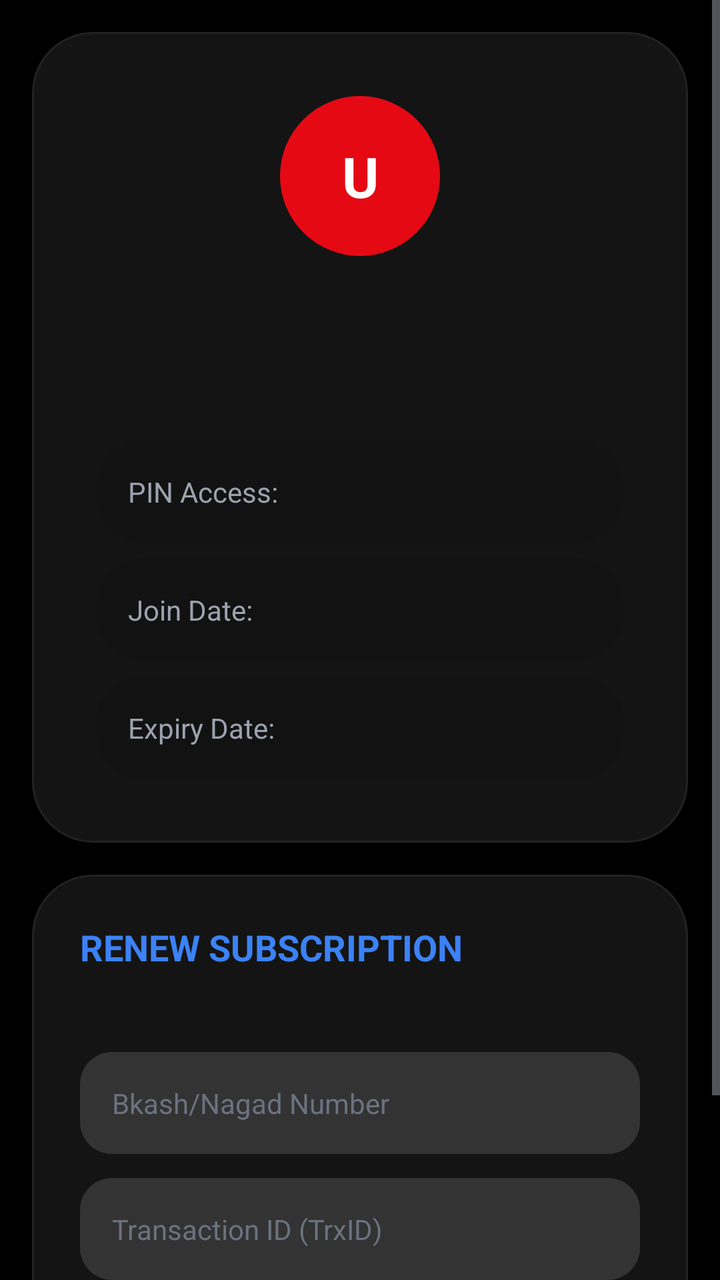
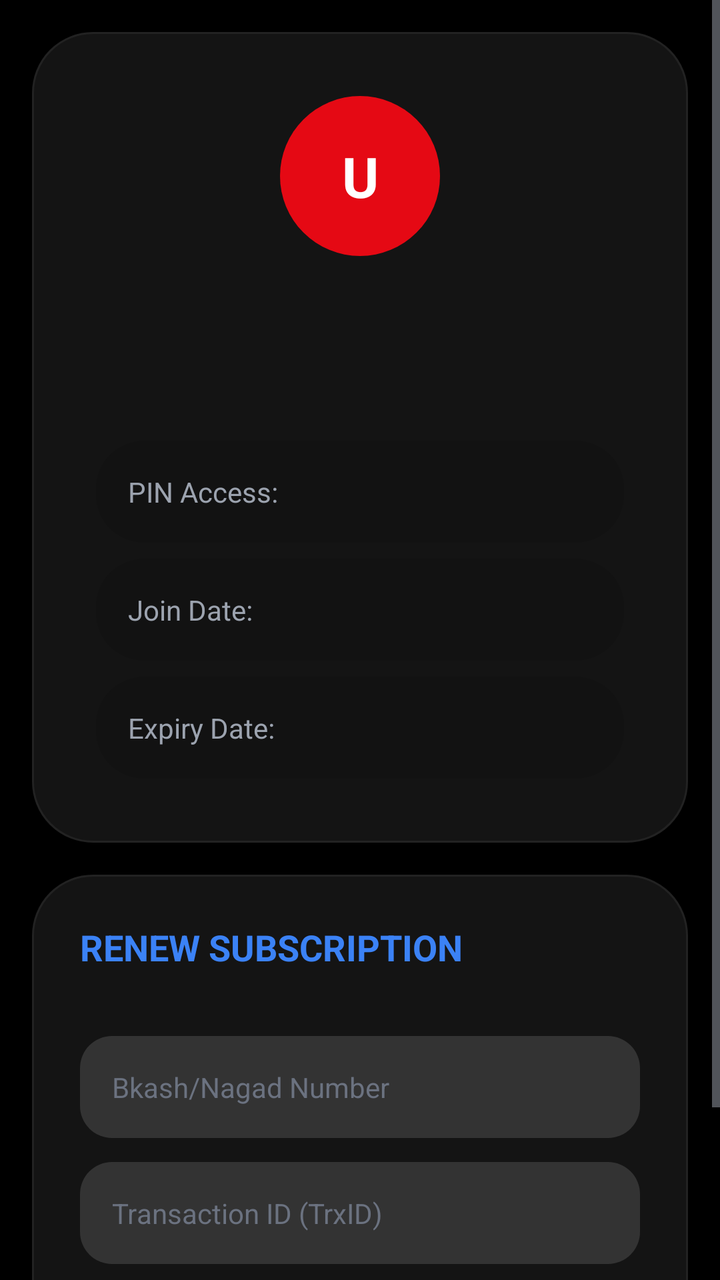

Compare the two renders of this Android layout. The source of the first and the diff that turns it into the second are given below.
<!-- AndroidManifest.xml: application theme AppTheme -->
<!-- res/layout/fragment_profile.xml -->
<?xml version="1.0" encoding="utf-8"?>
<ScrollView xmlns:android="http://schemas.android.com/apk/res/android"
    android:layout_width="match_parent"
    android:layout_height="match_parent"
    android:background="@color/bg_black"
    android:fillViewport="true">

    <LinearLayout
        android:layout_width="match_parent"
        android:layout_height="wrap_content"
        android:orientation="vertical"
        android:padding="16dp"
        android:maxWidth="540dp"
        android:layout_gravity="center_horizontal">

        
        <LinearLayout
            android:layout_width="match_parent"
            android:layout_height="wrap_content"
            android:orientation="vertical"
            android:background="@drawable/bg_card"
            android:padding="32dp"
            android:gravity="center">

            
            <FrameLayout
                android:layout_width="80dp"
                android:layout_height="80dp"
                android:layout_marginBottom="16dp">
                <View
                    android:layout_width="match_parent"
                    android:layout_height="match_parent"
                    android:background="@drawable/bg_avatar" />
                <TextView
                    android:id="@+id/tvAvatarLetter"
                    android:layout_width="match_parent"
                    android:layout_height="match_parent"
                    android:text="U"
                    android:textSize="28sp"
                    android:textStyle="bold"
                    android:textColor="@color/text_primary"
                    android:gravity="center" />
            </FrameLayout>

            <TextView
                android:id="@+id/tvProfileName"
                android:layout_width="wrap_content"
                android:layout_height="wrap_content"
                android:textSize="22sp"
                android:textStyle="bold"
                android:textColor="@color/text_primary" />

            <TextView
                android:id="@+id/tvProfileEmail"
                android:layout_width="wrap_content"
                android:layout_height="wrap_content"
                android:textSize="@dimen/text_md"
                android:textColor="@color/text_hint"
                android:layout_marginTop="4dp" />

            
            <LinearLayout
                android:layout_width="match_parent"
                android:layout_height="wrap_content"
                android:orientation="vertical"
                android:layout_marginTop="24dp">

                
                <LinearLayout
                    android:layout_width="match_parent"
                    android:layout_height="wrap_content"
                    android:background="@drawable/bg_info_row"
                    android:padding="16dp"
                    android:layout_marginBottom="8dp">
                    <TextView android:layout_width="0dp" android:layout_weight="1" android:layout_height="wrap_content"
                        android:text="@string/label_pin_access" android:textColor="@color/text_secondary" android:textSize="@dimen/text_md" />
                    <TextView android:id="@+id/tvProfilePin" android:layout_width="wrap_content" android:layout_height="wrap_content"
                        android:textColor="@color/primary" android:textStyle="bold" android:textSize="@dimen/text_md" />
                </LinearLayout>

                
                <LinearLayout
                    android:layout_width="match_parent"
                    android:layout_height="wrap_content"
                    android:background="@drawable/bg_info_row"
                    android:padding="16dp"
                    android:layout_marginBottom="8dp">
                    <TextView android:layout_width="0dp" android:layout_weight="1" android:layout_height="wrap_content"
                        android:text="@string/label_join_date" android:textColor="@color/text_secondary" android:textSize="@dimen/text_md" />
                    <TextView android:id="@+id/tvProfileStart" android:layout_width="wrap_content" android:layout_height="wrap_content"
                        android:textColor="@color/accent_green" android:textStyle="bold" android:textSize="@dimen/text_md" />
                </LinearLayout>

                
                <LinearLayout
                    android:layout_width="match_parent"
                    android:layout_height="wrap_content"
                    android:background="@drawable/bg_info_row"
                    android:padding="16dp">
                    <TextView android:layout_width="0dp" android:layout_weight="1" android:layout_height="wrap_content"
                        android:text="@string/label_expiry_date" android:textColor="@color/text_secondary" android:textSize="@dimen/text_md" />
                    <TextView android:id="@+id/tvProfileExpiry" android:layout_width="wrap_content" android:layout_height="wrap_content"
                        android:textColor="@color/status_expired" android:textStyle="bold" android:textSize="@dimen/text_md" />
                </LinearLayout>
            </LinearLayout>
        </LinearLayout>

        
        <LinearLayout
            android:layout_width="match_parent"
            android:layout_height="wrap_content"
            android:orientation="vertical"
            android:background="@drawable/bg_card"
            android:padding="24dp"
            android:layout_marginTop="16dp">

            <TextView
                android:layout_width="wrap_content"
                android:layout_height="wrap_content"
                android:text="@string/renew_title"
                android:textSize="18sp"
                android:textStyle="bold"
                android:textColor="@color/accent_blue" />

            <TextView
                android:id="@+id/tvMonthlyPrice"
                android:layout_width="wrap_content"
                android:layout_height="wrap_content"
                android:textSize="@dimen/text_sm"
                android:textColor="@color/text_hint"
                android:layout_marginTop="4dp"
                android:layout_marginBottom="20dp" />

            <EditText
                android:id="@+id/etPayNumber"
                style="@style/InputField"
                android:layout_width="match_parent"
                android:layout_height="wrap_content"
                android:hint="@string/hint_bkash_nagad"
                android:inputType="phone"
                android:focusable="true"
                android:focusableInTouchMode="true" />

            <EditText
                android:id="@+id/etPayTrx"
                style="@style/InputField"
                android:layout_width="match_parent"
                android:layout_height="wrap_content"
                android:layout_marginTop="12dp"
                android:hint="@string/hint_trx_id"
                android:inputType="text"
                android:focusable="true"
                android:focusableInTouchMode="true" />

            <Button
                android:id="@+id/btnSubmitPayment"
                android:layout_width="match_parent"
                android:layout_height="52dp"
                android:layout_marginTop="16dp"
                android:text="@string/btn_submit_request"
                android:textColor="@color/text_primary"
                android:textStyle="bold"
                android:background="@drawable/bg_btn_primary"
                android:focusable="true" />
        </LinearLayout>
    </LinearLayout>
</ScrollView>
<!-- resources referenced by this layout -->
<resources>
  <color name="accent_blue">#3B82F6</color>
  <color name="accent_green">#10B981</color>
  <color name="bg_black">#000000</color>
  <color name="primary">#E50914</color>
  <color name="status_expired">#EF4444</color>
  <color name="text_hint">#6B7280</color>
  <color name="text_primary">#FFFFFF</color>
  <color name="text_secondary">#9CA3AF</color>
  <dimen name="text_md">14sp</dimen>
  <dimen name="text_sm">12sp</dimen>
  <!-- drawable bg_avatar (drawable) -->
  <?xml version="1.0" encoding="utf-8"?>
  <shape xmlns:android="http://schemas.android.com/apk/res/android" android:shape="oval">
      <solid android:color="@color/primary" />
      <size android:width="80dp" android:height="80dp" />
  </shape>
  <!-- drawable bg_btn_primary (drawable) -->
  <?xml version="1.0" encoding="utf-8"?>
  <shape xmlns:android="http://schemas.android.com/apk/res/android" android:shape="rectangle">
      <solid android:color="@color/primary" />
      <corners android:radius="@dimen/corner_md" />
  </shape>
  <!-- drawable bg_card (drawable) -->
  <?xml version="1.0" encoding="utf-8"?>
  <shape xmlns:android="http://schemas.android.com/apk/res/android" android:shape="rectangle">
      <solid android:color="@color/bg_card" />
      <corners android:radius="@dimen/corner_xl" />
      <stroke android:width="1dp" android:color="@color/border_dark" />
  </shape>
  <!-- drawable bg_info_row (drawable) -->
  <?xml version="1.0" encoding="utf-8"?>
  <shape xmlns:android="http://schemas.android.com/apk/res/android" android:shape="rectangle">
      <solid android:color="#1A000000" />
      <corners android:radius="@dimen/corner_lg" />
  </shape>
  <string name="btn_submit_request">SUBMIT REQUEST</string>
  <string name="hint_bkash_nagad">Bkash/Nagad Number</string>
  <string name="hint_trx_id">Transaction ID (TrxID)</string>
  <string name="label_expiry_date">Expiry Date:</string>
  <string name="label_join_date">Join Date:</string>
  <string name="label_pin_access">PIN Access:</string>
  <string name="renew_title">RENEW SUBSCRIPTION</string>
  <style name="InputField">
          <item name="android:background">@drawable/bg_input</item>
          <item name="android:textColor">@color/text_primary</item>
          <item name="android:textColorHint">@color/text_hint</item>
          <item name="android:padding">16dp</item>
          <item name="android:textSize">@dimen/text_md</item>
      </style>
  <style name="AppTheme" parent="Theme.Material3.Dark.NoActionBar">
          <item name="colorPrimary">@color/primary</item>
          <item name="colorPrimaryDark">@color/primary_dark</item>
          <item name="colorAccent">@color/primary</item>
          <item name="android:windowBackground">@color/bg_black</item>
          <item name="android:statusBarColor">@color/bg_black</item>
          <item name="android:navigationBarColor">@color/bg_black</item>
          <item name="android:textColorPrimary">@color/text_primary</item>
          <item name="android:textColorSecondary">@color/text_secondary</item>
      </style>
  <dimen name="corner_md">16dp</dimen>
  <color name="bg_card">#141414</color>
  <dimen name="corner_xl">30dp</dimen>
  <color name="border_dark">#222222</color>
  <dimen name="corner_lg">24dp</dimen>
  <!-- drawable bg_input (drawable) -->
  <?xml version="1.0" encoding="utf-8"?>
  <shape xmlns:android="http://schemas.android.com/apk/res/android" android:shape="rectangle">
      <solid android:color="@color/bg_input" />
      <corners android:radius="@dimen/corner_md" />
  </shape>
  <color name="primary_dark">#B20710</color>
  <color name="bg_input">#333333</color>
</resources>

<!-- the commit's change to res/layout/fragment_profile.xml (unified diff, before → after) -->
@@ -129,7 +129,37 @@
                 android:textSize="@dimen/text_sm"
                 android:textColor="@color/text_hint"
                 android:layout_marginTop="4dp"
-                android:layout_marginBottom="20dp" />
+                android:layout_marginBottom="12dp" />
+
+            
+            <LinearLayout
+                android:id="@+id/layoutBkash"
+                android:layout_width="match_parent"
+                android:layout_height="wrap_content"
+                android:background="@drawable/bg_info_row"
+                android:padding="12dp"
+                android:layout_marginBottom="8dp"
+                android:visibility="gone">
+                <TextView android:layout_width="0dp" android:layout_weight="1" android:layout_height="wrap_content"
+                    android:text="@string/bkash_label" android:textColor="@color/text_secondary" android:textSize="@dimen/text_sm" android:textStyle="bold" />
+                <TextView android:id="@+id/tvBkashNum" android:layout_width="wrap_content" android:layout_height="wrap_content"
+                    android:textColor="@color/primary" android:textStyle="bold" android:textSize="@dimen/text_md" />
+            </LinearLayout>
+
+            
+            <LinearLayout
+                android:id="@+id/layoutNagad"
+                android:layout_width="match_parent"
+                android:layout_height="wrap_content"
+                android:background="@drawable/bg_info_row"
+                android:padding="12dp"
+                android:layout_marginBottom="16dp"
+                android:visibility="gone">
+                <TextView android:layout_width="0dp" android:layout_weight="1" android:layout_height="wrap_content"
+                    android:text="@string/nagad_label" android:textColor="@color/text_secondary" android:textSize="@dimen/text_sm" android:textStyle="bold" />
+                <TextView android:id="@+id/tvNagadNum" android:layout_width="wrap_content" android:layout_height="wrap_content"
+                    android:textColor="@color/primary" android:textStyle="bold" android:textSize="@dimen/text_md" />
+            </LinearLayout>
 
             <EditText
                 android:id="@+id/etPayNumber"
<!-- resource entries referenced after the edit -->
@@ -35,12 +35,14 @@
       <solid android:color="#1A000000" />
       <corners android:radius="@dimen/corner_lg" />
   </shape>
+  <string name="bkash_label">bKash:</string>
   <string name="btn_submit_request">SUBMIT REQUEST</string>
   <string name="hint_bkash_nagad">Bkash/Nagad Number</string>
   <string name="hint_trx_id">Transaction ID (TrxID)</string>
   <string name="label_expiry_date">Expiry Date:</string>
   <string name="label_join_date">Join Date:</string>
   <string name="label_pin_access">PIN Access:</string>
+  <string name="nagad_label">Nagad:</string>
   <string name="renew_title">RENEW SUBSCRIPTION</string>
   <style name="InputField">
           <item name="android:background">@drawable/bg_input</item>
